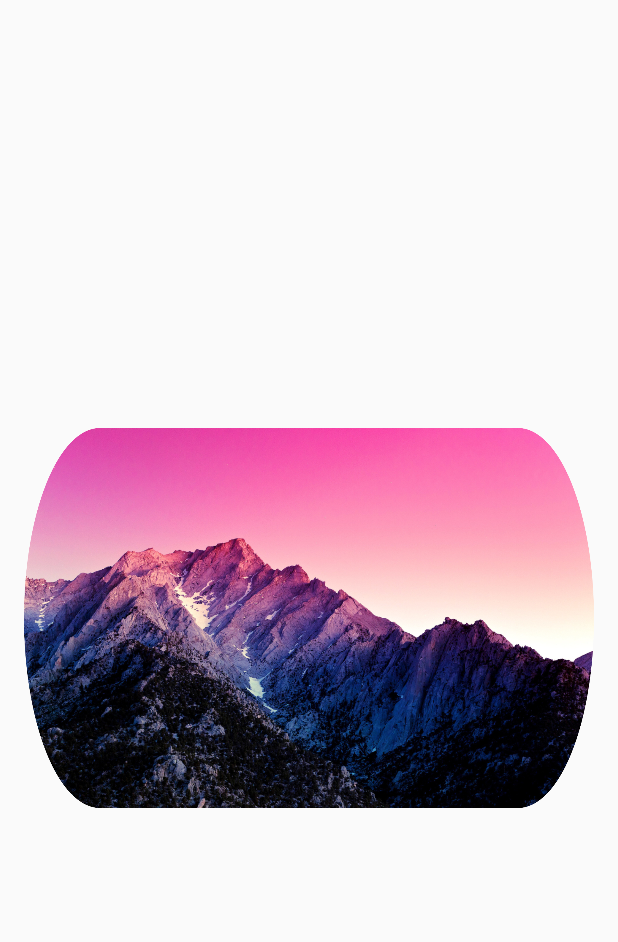
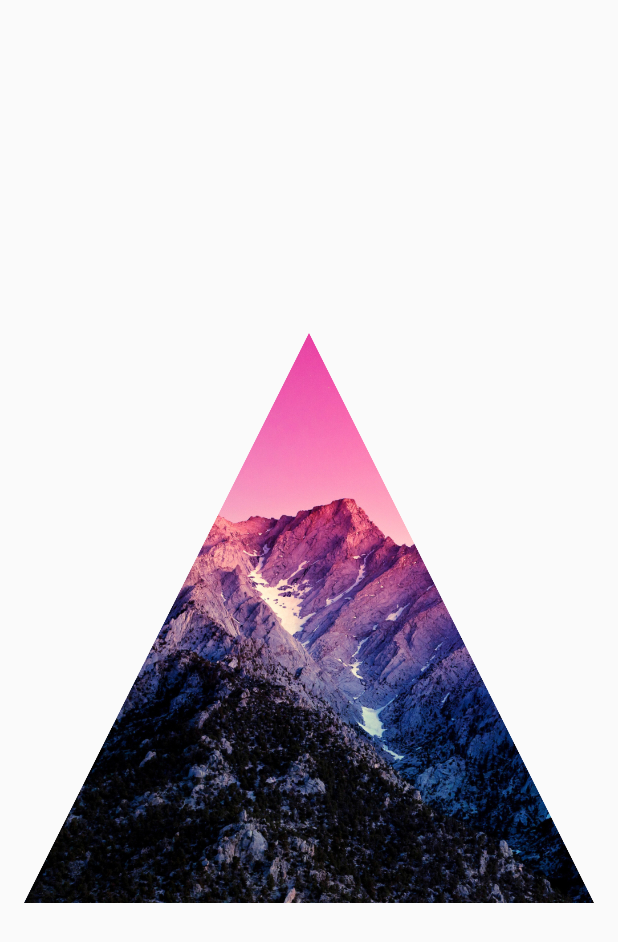
Before and after one commit to psaravan/FlexiImageView, an Android app: the screen it shows after launch (MainActivity), on a phone screen of 412 x 824 dp. Shown: the top 942 px of the screen. Run offline under Robolectric (Android 15) with nearby library versions, the phone set to English and light mode, and no system bars.

Commit message:
Added support for triangular shapes. Started work on drop shadow support.

```diff
--- a/demo-app/src/main/java/com/psaravan/flexiimageview/MainActivity.java
+++ b/demo-app/src/main/java/com/psaravan/flexiimageview/MainActivity.java
@@ -4,6 +4,8 @@ import android.support.v7.app.ActionBarActivity;
 import android.os.Bundle;
 import android.view.Menu;
 import android.view.MenuItem;
+
+import com.psaravan.flexiimageview.demo.R;
 
 
 public class MainActivity extends ActionBarActivity {
--- a/demo-app/src/main/java/com/psaravan/flexiimageview/demo/MainActivity.java
+++ b/demo-app/src/main/java/com/psaravan/flexiimageview/demo/MainActivity.java
@@ -19,9 +19,7 @@ public class MainActivity extends Activity {
         setContentView(R.layout.activity_main);
 
         mFlexiImageView = (FlexiImageView) findViewById(R.id.flexiImageView);
-        mFlexiImageView.setShape(FlexiImageView.SHAPE_OVAL)
-                       .setOvalVerticalRadius(3.0f)
-                       .setOvalHorizontalRadius(5.0f)
+        mFlexiImageView.setShape(FlexiImageView.SHAPE_EQUILATERAL_TRIANGLE)
                        .setImageBitmap(BitmapFactory.decodeResource(getResources(),
                                                                     R.drawable.test));
 
--- /dev/null
+++ b/library/src/main/java/com/psaravan/flexiimageview/lib/Shapes/EquilateralTriangle.java
@@ -0,0 +1,102 @@
+/*
+ * Copyright (C) 2014 Saravan Pantham
+ *
+ * Licensed under the Apache License, Version 2.0 (the "License");
+ * you may not use this file except in compliance with the License.
+ * You may obtain a copy of the License at
+ *
+ *      http://www.apache.org/licenses/LICENSE-2.0
+ *
+ * Unless required by applicable law or agreed to in writing, software
+ * distributed under the License is distributed on an "AS IS" BASIS,
+ * WITHOUT WARRANTIES OR CONDITIONS OF ANY KIND, either express or implied.
+ * See the License for the specific language governing permissions and
+ * limitations under the License.
+ */
+package com.psaravan.flexiimageview.lib.Shapes;
+
+import android.content.Context;
+import android.graphics.Bitmap;
+import android.graphics.BitmapShader;
+import android.graphics.Canvas;
+import android.graphics.Paint;
+import android.graphics.Path;
+import android.graphics.PorterDuff;
+import android.graphics.PorterDuffXfermode;
+import android.graphics.Rect;
+import android.graphics.Shader;
+
+/**
+ * Contains methods to perform a triangle shape transformation.
+ *
+ * @author Saravan Pantham
+ */
+public class EquilateralTriangle extends BaseShape {
+
+    private Context mContext;
+
+    public EquilateralTriangle(Context context) {
+        mContext = context;
+    }
+
+    @Override
+    public Bitmap applyShape(Bitmap bitmap, float verticalRadiusFactor, float horizontalRadiusFactor) {
+        //Not used for this shape.
+        return null;
+    }
+
+    @Override
+    public Bitmap applyShape(Bitmap bitmap) {
+
+        //Calculate the width/height to use for the triangle
+        int width;
+        int height;
+
+        if (bitmap.getHeight() > bitmap.getWidth()) {
+            width = bitmap.getWidth();
+            height = width;
+        } else {
+            width = bitmap.getHeight();
+            height = width;
+        }
+
+        Bitmap output = Bitmap.createBitmap(width, height, Bitmap.Config.ARGB_8888);
+        Canvas canvas = new Canvas(output);
+
+        //Calculate the coordinates of the triangle's vertices.
+        int x1, x2, x3;
+        int y1, y2, y3;
+
+        //Vertex 1 (top).
+        x1 = width/2;
+        y1 = 0;
+
+        //Vertex 2 (bottom left).
+        x2 = 0;
+        y2 = height;
+
+        //Vertex 3 (bottom right).
+        x3 = width;
+        y3 = height;
+
+        Paint paint = new Paint();
+        Path path = new Path();
+
+        BitmapShader bms = new BitmapShader(bitmap, Shader.TileMode.REPEAT , Shader.TileMode.REPEAT  );
+        paint.setStyle(Paint.Style.FILL);
+        paint.setShader(bms);
+
+        path.reset();
+        path.setFillType(Path.FillType.EVEN_ODD);
+        path.moveTo(x1, y1);
+        path.lineTo(x2, y2);
+        path.lineTo(x3, y3);
+        path.close();
+
+        canvas.drawPath(path, paint);
+        paint.setShader(null);
+
+        return output;
+    }
+
+}
--- a/library/src/main/java/com/psaravan/flexiimageview/lib/Shapes/ShapeHelper.java
+++ b/library/src/main/java/com/psaravan/flexiimageview/lib/Shapes/ShapeHelper.java
@@ -51,8 +51,8 @@ public class ShapeHelper {
                 Oval oval = new Oval(mContext);
                 return oval.applyShape(bitmap, verticalRadius, horizontalRadius);
             case FlexiImageView.SHAPE_EQUILATERAL_TRIANGLE:
-                Triangle triangle = new Triangle(mContext);
-                return null;
+                EquilateralTriangle triangle = new EquilateralTriangle(mContext);
+                return triangle.applyShape(bitmap);
             default:
                 return bitmap;
         }
--- a/library/src/main/java/com/psaravan/flexiimageview/lib/View/FlexiImageView.java
+++ b/library/src/main/java/com/psaravan/flexiimageview/lib/View/FlexiImageView.java
@@ -51,6 +51,10 @@ public class FlexiImageView extends ImageView {
     private float mOvalVerticalRadiusFactor = 0;
     private float mOvalHorizontalRadiusFactor = 0;
 
+    //Shadow parameters.
+    private float mDropShadowRadius = 0.0f;
+    private int mDropShadowColor = 0x00000000;
+
     public FlexiImageView(Context context) {
         super(context);
         mContext = context;
@@ -96,6 +100,10 @@ public class FlexiImageView extends ImageView {
                                                        mShapeCornerRadiusFactor,
                                                        mOvalVerticalRadiusFactor,
                                                        mOvalHorizontalRadiusFactor);
+        }
+
+        if (mDropShadow==true) {
+
         }
 
         //Apply the bitmap to the View.
@@ -160,10 +168,19 @@ public class FlexiImageView extends ImageView {
      * {@link #setMultiImageBitmaps(android.graphics.Bitmap[])} or this method will have no effect.
      *
      * @param dropShadow Pass true to show a drop shadow below the View.
+     * @param shadowRadius The radius/size of the drop shadow. Pass {@code 0.0f} if you passed
+     *                     false for dropShadow.
+     * @param shadowColor The color of the drop shadow. Pass {@code 0} if you passed false for
+     *                    dropShadow.
+     *
      * @return Returns this instance to allow method chaining.
+     *
      */
-    public FlexiImageView setDropShadow(boolean dropShadow) {
+    public FlexiImageView setDropShadow(boolean dropShadow, float shadowRadius, int shadowColor) {
         mDropShadow = dropShadow;
+        mDropShadowRadius = shadowRadius;
+        mDropShadowColor = shadowColor;
+
         return this;
     }
 
@@ -196,24 +213,6 @@ public class FlexiImageView extends ImageView {
         if (mMultiImage==false)
             throw new IllegalStateException("setMultiImage(true) was not called or was set to false! " +
                                             "Call setMultiImage(true) before calling this method.");
-
-
-        return this;
-    }
-
-    /**
-     * Sets the image bitmaps to display within the ImageView.
-     *
-     * @param radius The radius of the drop shadow to draw. Higher values will create a larger drop
-     *               shadow, while lower values will result in a subtler look.
-     * @throws java.lang.IllegalStateException Exception thrown if {@code setMultiImage(true)}
-     *                                         is not called before calling this method.
-     * @return Returns this instance to allow method chaining.
-     */
-    public FlexiImageView setDropShadowRadius(float radius) {
-        if (mDropShadow==false)
-            throw new IllegalStateException("setDropShadow(true) was not called or was set to false! " +
-                    "Call setDropShadow(true) before calling this method.");
 
 
         return this;
```
Also changed, not shown: library/src/main/java/com/psaravan/flexiimageview/lib/Shadows/SimpleDropShadow.java (renamed from library/src/main/java/com/psaravan/flexiimageview/lib/Shapes/Triangle.java, +4 -19 lines), 1 other file.
